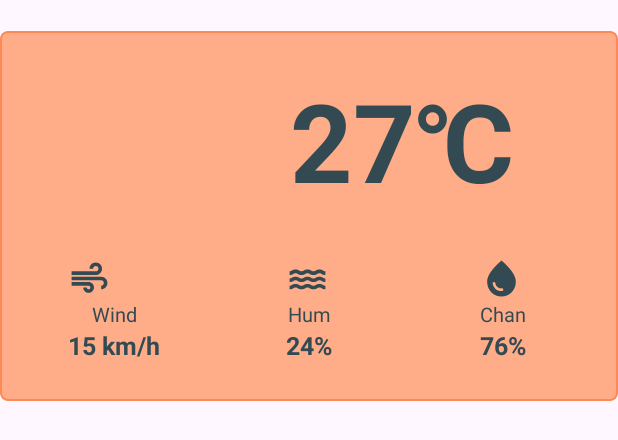
After one commit to ecesudemirkaya/VB_WeatherApp, an Android app: the layout item_container_current_weather.xml on its own in the app's theme, with its tools: preview values and no code run, on a phone screen of 412 x 824 dp. The commit adds this screen. Shown: the top 440 px of the screen. Run offline under Robolectric (Android 15) with nearby library versions, the phone set to English and light mode, and no system bars.

Commit message:
brings visual enhancements to the current weather display

```diff
--- /dev/null
+++ b/app/src/main/res/drawable/air.xml
@@ -0,0 +1,5 @@
+<vector xmlns:android="http://schemas.android.com/apk/res/android" android:height="24dp" android:tint="@color/textGray" android:viewportHeight="24" android:viewportWidth="24" android:width="24dp">
+
+    <path android:fillColor="@android:color/white" android:pathData="M14.5,17c0,1.65 -1.35,3 -3,3s-3,-1.35 -3,-3h2c0,0.55 0.45,1 1,1s1,-0.45 1,-1s-0.45,-1 -1,-1H2v-2h9.5C13.15,14 14.5,15.35 14.5,17zM19,6.5C19,4.57 17.43,3 15.5,3S12,4.57 12,6.5h2C14,5.67 14.67,5 15.5,5S17,5.67 17,6.5S16.33,8 15.5,8H2v2h13.5C17.43,10 19,8.43 19,6.5zM18.5,11H2v2h16.5c0.83,0 1.5,0.67 1.5,1.5S19.33,16 18.5,16v2c1.93,0 3.5,-1.57 3.5,-3.5S20.43,11 18.5,11z"/>
+
+</vector>
--- /dev/null
+++ b/app/src/main/res/drawable/humidity.xml
@@ -0,0 +1,5 @@
+<vector xmlns:android="http://schemas.android.com/apk/res/android" android:height="24dp" android:tint="@color/textGray" android:viewportHeight="24" android:viewportWidth="24" android:width="24dp">
+
+    <path android:fillColor="@android:color/white" android:pathData="M21.98,14H22H21.98zM5.35,13c1.19,0 1.42,1 3.33,1c1.95,0 2.09,-1 3.33,-1c1.19,0 1.42,1 3.33,1c1.95,0 2.09,-1 3.33,-1c1.19,0 1.4,0.98 3.31,1v-2c-1.19,0 -1.42,-1 -3.33,-1c-1.95,0 -2.09,1 -3.33,1c-1.19,0 -1.42,-1 -3.33,-1c-1.95,0 -2.09,1 -3.33,1c-1.19,0 -1.42,-1 -3.33,-1C3.38,11 3.24,12 2,12v2C3.9,14 4.17,13 5.35,13zM18.67,15c-1.95,0 -2.09,1 -3.33,1c-1.19,0 -1.42,-1 -3.33,-1c-1.95,0 -2.1,1 -3.34,1c-1.24,0 -1.38,-1 -3.33,-1c-1.95,0 -2.1,1 -3.34,1v2c1.95,0 2.11,-1 3.34,-1c1.24,0 1.38,1 3.33,1c1.95,0 2.1,-1 3.34,-1c1.19,0 1.42,1 3.33,1c1.94,0 2.09,-1 3.33,-1c1.19,0 1.42,1 3.33,1v-2C20.76,16 20.62,15 18.67,15zM5.35,9c1.19,0 1.42,1 3.33,1c1.95,0 2.09,-1 3.33,-1c1.19,0 1.42,1 3.33,1c1.95,0 2.09,-1 3.33,-1c1.19,0 1.4,0.98 3.31,1V8c-1.19,0 -1.42,-1 -3.33,-1c-1.95,0 -2.09,1 -3.33,1c-1.19,0 -1.42,-1 -3.33,-1C10.04,7 9.9,8 8.66,8C7.47,8 7.24,7 5.33,7C3.38,7 3.24,8 2,8v2C3.9,10 4.17,9 5.35,9z"/>
+
+</vector>
--- /dev/null
+++ b/app/src/main/res/drawable/rainy.xml
@@ -0,0 +1,5 @@
+<vector xmlns:android="http://schemas.android.com/apk/res/android" android:height="24dp" android:tint="@color/textGray" android:viewportHeight="24" android:viewportWidth="24" android:width="24dp">
+
+    <path android:fillColor="@android:color/white" android:pathData="M12,2c-5.33,4.55 -8,8.48 -8,11.8c0,4.98 3.8,8.2 8,8.2s8,-3.22 8,-8.2C20,10.48 17.33,6.55 12,2zM7.83,14c0.37,0 0.67,0.26 0.74,0.62c0.41,2.22 2.28,2.98 3.64,2.87c0.43,-0.02 0.79,0.32 0.79,0.75c0,0.4 -0.32,0.73 -0.72,0.75c-2.13,0.13 -4.62,-1.09 -5.19,-4.12C7.01,14.42 7.37,14 7.83,14z"/>
+
+</vector>
--- /dev/null
+++ b/app/src/main/res/layout/item_container_current_weather.xml
@@ -0,0 +1,194 @@
+<?xml version="1.0" encoding="utf-8"?>
+<com.google.android.material.card.MaterialCardView
+    xmlns:android="http://schemas.android.com/apk/res/android"
+    android:layout_width="match_parent"
+    android:layout_height="wrap_content"
+    xmlns:app="http://schemas.android.com/apk/res-auto"
+    android:layout_marginTop="@dimen/_16sdp"
+    app:cardBackgroundColor="@color/cultured_s"
+    app:cardCornerRadius="@dimen/_4sdp"
+    app:cardElevation="0dp"
+    app:strokeColor="@color/cultured"
+    app:strokeWidth="1dp">
+
+    <androidx.constraintlayout.widget.ConstraintLayout
+        android:layout_width="match_parent"
+        android:layout_height="wrap_content"
+        android:padding="@dimen/_16sdp">
+
+        <androidx.appcompat.widget.AppCompatImageView
+            android:id="@+id/imageIcon"
+            android:layout_width="@dimen/_80sdp"
+            android:layout_height="@dimen/_80sdp"
+            app:layout_constraintStart_toStartOf="parent"
+            app:layout_constraintTop_toTopOf="parent"/>
+
+        <androidx.appcompat.widget.AppCompatTextView
+            android:id="@+id/textTemperature"
+            android:layout_width="0dp"
+            android:layout_height="0dp"
+            android:layout_marginStart="@dimen/_16sdp"
+            android:gravity="center"
+            android:textColor="@color/textGray"
+            android:textSize="@dimen/_56ssp"
+            android:textStyle="bold"
+            app:layout_constraintBottom_toBottomOf="@+id/imageIcon"
+            app:layout_constraintEnd_toEndOf="parent"
+            app:layout_constraintStart_toEndOf="@id/imageIcon"
+            app:layout_constraintTop_toTopOf="@id/imageIcon"
+            android:text="@string/_27_u2103"/>
+
+        <com.google.android.material.card.MaterialCardView
+            android:id="@+id/cardWind"
+            android:layout_width="0dp"
+            android:layout_height="wrap_content"
+            android:layout_marginTop="@dimen/_16sdp"
+            android:layout_marginEnd="@dimen/_8sdp"
+            app:cardBackgroundColor="@color/cultured_s"
+            app:cardCornerRadius="@dimen/_4sdp"
+            app:cardElevation="0dp"
+            app:layout_constraintBottom_toBottomOf="parent"
+            app:layout_constraintEnd_toStartOf="@id/cardHumidity"
+            app:layout_constraintStart_toStartOf="@+id/imageIcon"
+            app:layout_constraintTop_toBottomOf="@+id/imageIcon"
+            app:strokeColor="@color/cultured_s"
+            app:strokeWidth="1dp">
+
+            <LinearLayout
+                android:layout_width="wrap_content"
+                android:layout_height="match_parent"
+                android:layout_gravity="center"
+                android:orientation="vertical"
+                android:padding="@dimen/_4sdp">
+
+                <androidx.appcompat.widget.AppCompatImageView
+                    android:layout_width="@dimen/_22sdp"
+                    android:layout_height="@dimen/_22sdp"
+                    android:src="@drawable/air" />
+
+                <androidx.appcompat.widget.AppCompatTextView
+                    android:layout_width="match_parent"
+                    android:layout_height="wrap_content"
+                    android:gravity="center"
+                    android:text="@string/wind"
+                    android:textColor="@color/textGray"
+                    android:textSize="@dimen/_10ssp"/>
+
+                <androidx.appcompat.widget.AppCompatTextView
+                    android:id="@+id/textWind"
+                    android:layout_width="wrap_content"
+                    android:layout_height="wrap_content"
+                    android:textColor="@color/textGray"
+                    android:textSize="@dimen/_13ssp"
+                    android:textStyle="bold"
+                    android:text="15 km/h" />
+
+
+            </LinearLayout>
+
+
+        </com.google.android.material.card.MaterialCardView>
+
+        <com.google.android.material.card.MaterialCardView
+            android:id="@+id/cardHumidity"
+            android:layout_width="0dp"
+            android:layout_height="wrap_content"
+            android:layout_marginStart="8dp"
+            android:layout_marginTop="@dimen/_16sdp"
+            android:layout_marginEnd="@dimen/_8sdp"
+            app:cardBackgroundColor="@color/cultured_s"
+            app:cardCornerRadius="@dimen/_4sdp"
+            app:cardElevation="0dp"
+            app:layout_constraintBottom_toBottomOf="parent"
+            app:layout_constraintEnd_toStartOf="@id/cardChanceOfRain"
+            app:layout_constraintStart_toEndOf="@+id/cardWind"
+            app:layout_constraintTop_toBottomOf="@+id/imageIcon"
+            app:strokeColor="@color/cultured_s"
+            app:strokeWidth="1dp">
+
+            <LinearLayout
+                android:layout_width="wrap_content"
+                android:layout_height="match_parent"
+                android:layout_gravity="center"
+                android:orientation="vertical"
+                android:padding="@dimen/_4sdp">
+
+                <androidx.appcompat.widget.AppCompatImageView
+                    android:layout_width="@dimen/_22sdp"
+                    android:layout_height="@dimen/_22sdp"
+                    android:src="@drawable/humidity" />
+
+                <androidx.appcompat.widget.AppCompatTextView
+                    android:layout_width="match_parent"
+                    android:layout_height="wrap_content"
+                    android:gravity="center"
+                    android:text="@string/humidity"
+                    android:textColor="@color/textGray"
+                    android:textSize="@dimen/_10ssp"/>
+
+                <androidx.appcompat.widget.AppCompatTextView
+                    android:id="@+id/textHumidity"
+                    android:layout_width="wrap_content"
+                    android:layout_height="wrap_content"
+                    android:textColor="@color/textGray"
+                    android:textSize="@dimen/_13ssp"
+                    android:textStyle="bold"
+                    android:text="24%"/>
+
+            </LinearLayout>
+
+
+        </com.google.android.material.card.MaterialCardView>
+
+        <com.google.android.material.card.MaterialCardView
+            android:id="@+id/cardChanceOfRain"
+            android:layout_width="0dp"
+            android:layout_height="wrap_content"
+            android:layout_marginStart="8dp"
+            android:layout_marginTop="@dimen/_16sdp"
+            app:cardBackgroundColor="@color/cultured_s"
+            app:cardCornerRadius="@dimen/_4sdp"
+            app:cardElevation="0dp"
+            app:layout_constraintBottom_toBottomOf="parent"
+            app:layout_constraintEnd_toEndOf="parent"
+            app:layout_constraintStart_toEndOf="@+id/cardHumidity"
+            app:layout_constraintTop_toBottomOf="@+id/imageIcon"
+            app:strokeColor="@color/cultured_s"
+            app:strokeWidth="1dp">
+
+            <LinearLayout
+                android:layout_width="wrap_content"
+                android:layout_height="match_parent"
+                android:layout_gravity="center"
+                android:orientation="vertical"
+                android:padding="@dimen/_4sdp">
+
+                <androidx.appcompat.widget.AppCompatImageView
+                    android:layout_width="@dimen/_22sdp"
+                    android:layout_height="@dimen/_22sdp"
+                    android:src="@drawable/rainy" />
+
+                <androidx.appcompat.widget.AppCompatTextView
+                    android:layout_width="match_parent"
+                    android:layout_height="wrap_content"
+                    android:gravity="center"
+                    android:text="@string/chance_of_rain"
+                    android:textColor="@color/textGray"
+                    android:textSize="@dimen/_10ssp"/>
+
+                <androidx.appcompat.widget.AppCompatTextView
+                    android:id="@+id/textChanceOfRain"
+                    android:layout_width="wrap_content"
+                    android:layout_height="wrap_content"
+                    android:textColor="@color/textGray"
+                    android:textSize="@dimen/_13ssp"
+                    android:textStyle="bold"
+                    android:text="76%"/>
+
+            </LinearLayout>
+
+        </com.google.android.material.card.MaterialCardView>
+
+    </androidx.constraintlayout.widget.ConstraintLayout>
+
+</com.google.android.material.card.MaterialCardView>
--- a/app/src/main/res/values/colors.xml
+++ b/app/src/main/res/values/colors.xml
@@ -3,5 +3,6 @@
     <color name="black">#FF000000</color>
     <color name="white">#FFFFFFFF</color>
     <color name="cultured">#FF8956</color>
+    <color name="cultured_s">#FFAC88</color>
     <color name="textGray">#344A53</color>
 </resources>
--- a/app/src/main/res/values/strings.xml
+++ b/app/src/main/res/values/strings.xml
@@ -1,4 +1,8 @@
 <resources>
     <string name="app_name">VB_WeatherApp</string>
     <string name="search_name">Arama</string>
+    <string name="_27_u2103">27℃</string>
+    <string name="wind">Wind</string>
+    <string name="humidity">Humidity</string>
+    <string name="chance_of_rain">Chance of rain</string>
 </resources>
```
Also changed, not shown: app/src/main/res/drawable/wind.png (added).
